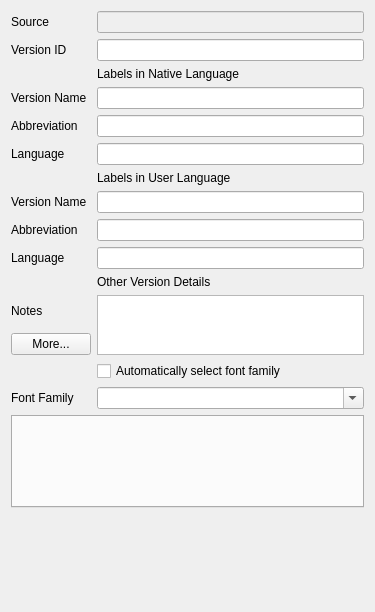
The window that multiscript/ui/version_form.ui (multiscript/multiscript) describes before a commit, drawn with Qt 5.
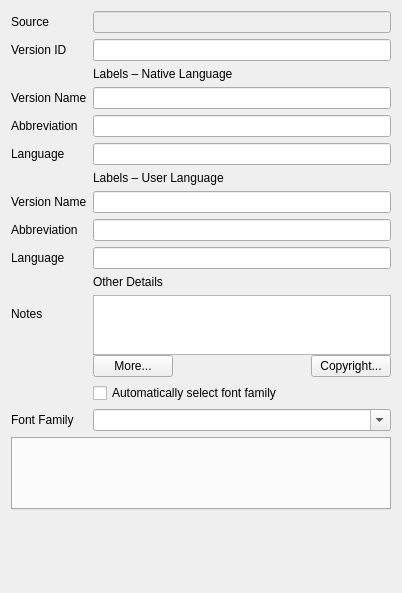
The same window after the commit.

Commit message: Store copyright text on BibleVersion and allow editing

```diff
--- a/multiscript/ui/version_form.ui
+++ b/multiscript/ui/version_form.ui
@@ -6,8 +6,8 @@
    <rect>
     <x>0</x>
     <y>0</y>
-    <width>375</width>
-    <height>612</height>
+    <width>402</width>
+    <height>593</height>
    </rect>
   </property>
   <property name="sizePolicy">
@@ -19,9 +19,26 @@
   <property name="windowTitle">
    <string>Form</string>
   </property>
-  <layout class="QGridLayout" name="gridLayout" columnstretch="0,1">
-   <item row="4" column="1">
-    <widget class="QLineEdit" name="nativeNameLineEdit"/>
+  <layout class="QGridLayout" name="gridLayout" columnstretch="0,0">
+   <item row="9" column="1">
+    <widget class="QLineEdit" name="userNameLineEdit"/>
+   </item>
+   <item row="1" column="0">
+    <widget class="QLabel" name="idLabel">
+     <property name="text">
+      <string>Version ID</string>
+     </property>
+    </widget>
+   </item>
+   <item row="11" column="1">
+    <widget class="QLineEdit" name="userLangLineEdit"/>
+   </item>
+   <item row="0" column="1">
+    <widget class="QLineEdit" name="sourceLineEdit">
+     <property name="enabled">
+      <bool>false</bool>
+     </property>
+    </widget>
    </item>
    <item row="9" column="0">
     <widget class="QLabel" name="userNameLabel">
@@ -30,21 +47,8 @@
      </property>
     </widget>
    </item>
-   <item row="5" column="1">
-    <widget class="QLineEdit" name="nativeAbbrevLineEdit"/>
-   </item>
-   <item row="18" column="0" colspan="2">
-    <widget class="QTabWidget" name="outputsTabWidget">
-     <property name="sizePolicy">
-      <sizepolicy hsizetype="MinimumExpanding" vsizetype="MinimumExpanding">
-       <horstretch>0</horstretch>
-       <verstretch>0</verstretch>
-      </sizepolicy>
-     </property>
-    </widget>
-   </item>
-   <item row="10" column="1">
-    <widget class="QLineEdit" name="userAbbrevLineEdit"/>
+   <item row="4" column="1">
+    <widget class="QLineEdit" name="nativeNameLineEdit"/>
    </item>
    <item row="14" column="0">
     <widget class="QLabel" name="notesLabel">
@@ -56,6 +60,44 @@
      </property>
     </widget>
    </item>
+   <item row="8" column="1">
+    <widget class="QLabel" name="userSectionLabel">
+     <property name="text">
+      <string>Labels – User Language</string>
+     </property>
+    </widget>
+   </item>
+   <item row="12" column="1">
+    <widget class="QLabel" name="otherDetailsSectionLabel">
+     <property name="text">
+      <string>Other Details</string>
+     </property>
+    </widget>
+   </item>
+   <item row="19" column="1">
+    <widget class="QCheckBox" name="autoFontCheckBox">
+     <property name="text">
+      <string>Automatically select font family</string>
+     </property>
+    </widget>
+   </item>
+   <item row="2" column="1">
+    <widget class="QLabel" name="nativeSectionLabel">
+     <property name="text">
+      <string>Labels – Native Language</string>
+     </property>
+    </widget>
+   </item>
+   <item row="11" column="0">
+    <widget class="QLabel" name="userLangLabel">
+     <property name="text">
+      <string>Language</string>
+     </property>
+    </widget>
+   </item>
+   <item row="10" column="1">
+    <widget class="QLineEdit" name="userAbbrevLineEdit"/>
+   </item>
    <item row="6" column="1">
     <widget class="QLineEdit" name="nativeLangLineEdit"/>
    </item>
@@ -66,6 +108,26 @@
      </property>
     </widget>
    </item>
+   <item row="23" column="0">
+    <spacer name="verticalSpacer">
+     <property name="orientation">
+      <enum>Qt::Vertical</enum>
+     </property>
+     <property name="sizeHint" stdset="0">
+      <size>
+       <width>0</width>
+       <height>0</height>
+      </size>
+     </property>
+    </spacer>
+   </item>
+   <item row="4" column="0">
+    <widget class="QLabel" name="nativeNameLabel">
+     <property name="text">
+      <string>Version Name</string>
+     </property>
+    </widget>
+   </item>
    <item row="10" column="0">
     <widget class="QLabel" name="userAbbrevLabel">
      <property name="text">
@@ -73,155 +135,110 @@
      </property>
     </widget>
    </item>
-   <item row="17" column="1">
-    <widget class="QFontComboBox" name="fontFamilyFontComboBox">
-     <property name="currentText">
-      <string/>
-     </property>
-    </widget>
-   </item>
-   <item row="11" column="1">
-    <widget class="QLineEdit" name="userLangLineEdit"/>
-   </item>
-   <item row="14" column="1" rowspan="2">
-    <widget class="QTextEdit" name="notesTextEdit">
-     <property name="sizePolicy">
-      <sizepolicy hsizetype="Expanding" vsizetype="Fixed">
-       <horstretch>0</horstretch>
-       <verstretch>0</verstretch>
-      </sizepolicy>
-     </property>
-     <property name="maximumSize">
-      <size>
-       <width>16777215</width>
-       <height>60</height>
-      </size>
-     </property>
-     <property name="tabStopDistance">
-      <double>20.000000000000000</double>
-     </property>
-    </widget>
-   </item>
-   <item row="2" column="1">
-    <widget class="QLabel" name="nativeSectionLabel">
-     <property name="text">
-      <string>Labels in Native Language</string>
-     </property>
-    </widget>
-   </item>
-   <item row="6" column="0">
-    <widget class="QLabel" name="nativeLangLabel">
-     <property name="text">
-      <string>Language</string>
-     </property>
-    </widget>
-   </item>
    <item row="1" column="1">
     <widget class="QLineEdit" name="idLineEdit"/>
    </item>
-   <item row="9" column="1">
-    <widget class="QLineEdit" name="userNameLineEdit"/>
+   <item row="5" column="1">
+    <widget class="QLineEdit" name="nativeAbbrevLineEdit"/>
    </item>
-   <item row="17" column="0">
+   <item row="20" column="0">
     <widget class="QLabel" name="fontFamilyLabel">
      <property name="text">
       <string>Font Family</string>
      </property>
     </widget>
    </item>
-   <item row="1" column="0">
-    <widget class="QLabel" name="idLabel">
-     <property name="text">
-      <string>Version ID</string>
+   <item row="21" column="0" colspan="2">
+    <widget class="QTabWidget" name="outputsTabWidget">
+     <property name="sizePolicy">
+      <sizepolicy hsizetype="MinimumExpanding" vsizetype="MinimumExpanding">
+       <horstretch>0</horstretch>
+       <verstretch>0</verstretch>
+      </sizepolicy>
      </property>
     </widget>
    </item>
-   <item row="5" column="0">
-    <widget class="QLabel" name="nativeAbbrevLabel">
-     <property name="text">
-      <string>Abbreviation</string>
-     </property>
-    </widget>
-   </item>
-   <item row="15" column="0">
-    <layout class="QHBoxLayout" name="horizontalLayout_3">
+   <item row="14" column="1" rowspan="2">
+    <layout class="QVBoxLayout" name="verticalLayout">
      <property name="spacing">
       <number>0</number>
      </property>
      <item>
-      <spacer name="horizontalSpacer">
-       <property name="orientation">
-        <enum>Qt::Horizontal</enum>
+      <widget class="QTextEdit" name="notesTextEdit">
+       <property name="sizePolicy">
+        <sizepolicy hsizetype="Expanding" vsizetype="Fixed">
+         <horstretch>0</horstretch>
+         <verstretch>0</verstretch>
+        </sizepolicy>
        </property>
-       <property name="sizeHint" stdset="0">
+       <property name="maximumSize">
         <size>
-         <width>0</width>
-         <height>20</height>
+         <width>16777215</width>
+         <height>60</height>
         </size>
        </property>
-      </spacer>
-     </item>
-     <item>
-      <widget class="QPushButton" name="moreButton">
-       <property name="text">
-        <string>More...</string>
+       <property name="tabStopDistance">
+        <double>20.000000000000000</double>
        </property>
       </widget>
      </item>
+     <item>
+      <layout class="QHBoxLayout" name="horizontalLayout">
+       <property name="spacing">
+        <number>0</number>
+       </property>
+       <item>
+        <widget class="QPushButton" name="moreButton">
+         <property name="text">
+          <string>More...</string>
+         </property>
+         <property name="flat">
+          <bool>false</bool>
+         </property>
+        </widget>
+       </item>
+       <item>
+        <spacer name="horizontalSpacer">
+         <property name="orientation">
+          <enum>Qt::Horizontal</enum>
+         </property>
+         <property name="sizeHint" stdset="0">
+          <size>
+           <width>0</width>
+           <height>20</height>
+          </size>
+         </property>
+        </spacer>
+       </item>
+       <item>
+        <widget class="QPushButton" name="copyrightButton">
+         <property name="text">
+          <string>Copyright...</string>
+         </property>
+        </widget>
+       </item>
+      </layout>
+     </item>
     </layout>
    </item>
-   <item row="4" column="0">
-    <widget class="QLabel" name="nativeNameLabel">
-     <property name="text">
-      <string>Version Name</string>
+   <item row="20" column="1">
+    <widget class="QFontComboBox" name="fontFamilyFontComboBox">
+     <property name="currentText">
+      <string/>
      </property>
     </widget>
    </item>
-   <item row="20" column="0">
-    <spacer name="verticalSpacer">
-     <property name="orientation">
-      <enum>Qt::Vertical</enum>
-     </property>
-     <property name="sizeHint" stdset="0">
-      <size>
-       <width>0</width>
-       <height>0</height>
-      </size>
-     </property>
-    </spacer>
-   </item>
-   <item row="8" column="1">
-    <widget class="QLabel" name="userSectionLabel">
-     <property name="text">
-      <string>Labels in User Language</string>
-     </property>
-    </widget>
-   </item>
-   <item row="11" column="0">
-    <widget class="QLabel" name="userLangLabel">
+   <item row="6" column="0">
+    <widget class="QLabel" name="nativeLangLabel">
      <property name="text">
       <string>Language</string>
      </property>
     </widget>
    </item>
-   <item row="12" column="1">
-    <widget class="QLabel" name="otherDetailsSectionLabel">
+   <item row="5" column="0">
+    <widget class="QLabel" name="nativeAbbrevLabel">
      <property name="text">
-      <string>Other Version Details</string>
-     </property>
-    </widget>
-   </item>
-   <item row="0" column="1">
-    <widget class="QLineEdit" name="sourceLineEdit">
-     <property name="enabled">
-      <bool>false</bool>
-     </property>
-    </widget>
-   </item>
-   <item row="16" column="1">
-    <widget class="QCheckBox" name="autoFontCheckBox">
-     <property name="text">
-      <string>Automatically select font family</string>
+      <string>Abbreviation</string>
      </property>
     </widget>
    </item>
```
The commit also changes 17 other files.
